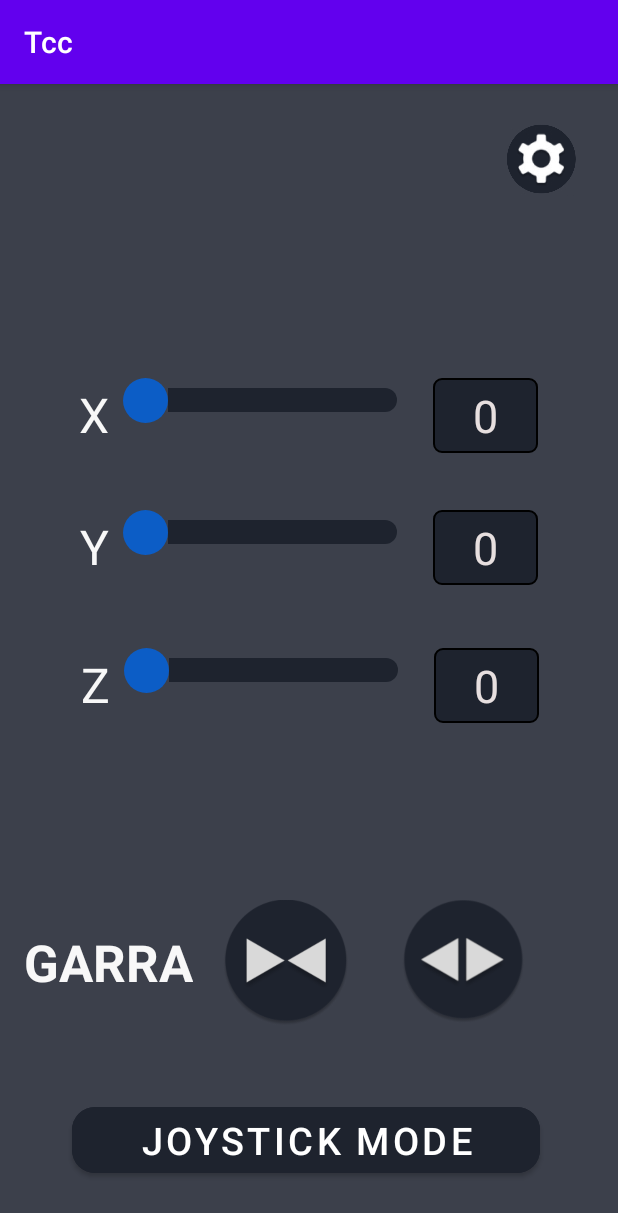
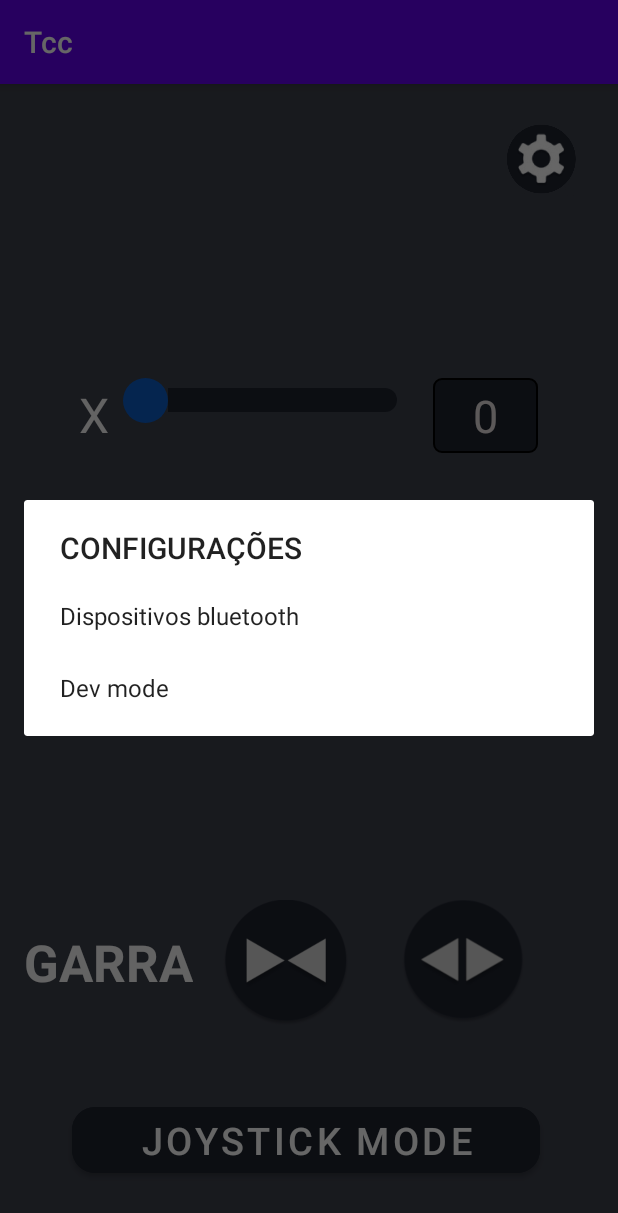
Before and after one commit to mychaelR/RobotAppController, an Android app: the screen it shows after launch (MainActivity), after a tap on an icon or button, on a phone screen of 412 x 824 dp. Shown: the top 1213 px of the screen. Run offline under Robolectric (Android 15) with nearby library versions, the phone set to English and light mode, and no system bars; Roboto replaces fonts that are not available here; 2 statements that could not run were skipped.

Commit message:
mudei a forma de mostrar os dispositivos bluetooth antes era uma listView e agora é alert dialog. e o modo deve devera ser adicionado

```diff
--- a/app/build.gradle.kts
+++ b/app/build.gradle.kts
@@ -6,6 +6,7 @@ plugins {
 android {
     namespace = "com.example.aprendendo"
     compileSdk = 35
+
 
     defaultConfig {
         applicationId = "com.example.aprendendo"
--- a/app/src/main/java/com/example/aprendendo/MainActivity.kt
+++ b/app/src/main/java/com/example/aprendendo/MainActivity.kt
@@ -88,6 +88,44 @@ class MainActivity : AppCompatActivity() {
         }
     }
 
+    @SuppressLint("MissingPermission")
+    private fun alert (){
+
+        val builder: AlertDialog.Builder = AlertDialog.Builder(this)
+        builder
+            .setTitle("CONFIGURAÇÕES")
+
+            .setItems(arrayOf("Dispositivos bluetooth", "Dev mode",)) { dialog, which ->
+            when (which) {
+                0 -> {
+                     fetchPairedDevices()
+
+                    if (deviceList.isNotEmpty()) {
+                        val bluetoothDialog = AlertDialog.Builder(this)
+                            .setTitle("BLUETOOTH")
+                            .setItems(deviceList.map { it.name ?: it.address }.toTypedArray()) { dialog2, which ->
+                                val selectedDevice = deviceList[which]
+                                connectToDevice(selectedDevice)
+                                Toast.makeText(this, "Conectando a ${selectedDevice.name ?: selectedDevice.address}", Toast.LENGTH_SHORT).show()
+                            }
+                            .create()
+
+                        bluetoothDialog.show()
+                    } else {
+                        Toast.makeText(this, "Nenhum dispositivo pareado encontrado", Toast.LENGTH_SHORT).show()
+                    }
+                }
+                1 -> {
+
+                }
+            }
+            }
+
+        val dialog: AlertDialog = builder.create()
+        dialog.show()
+
+    }
+
     override fun onRequestPermissionsResult(
         requestCode: Int,
         permissions: Array<out String>,
@@ -105,19 +143,6 @@ class MainActivity : AppCompatActivity() {
     }
 
     private fun initializeControls() {
-       // Log.d(TAG, "Inicializando controles")
-       // if (bluetoothAdapter == null) {
-         //   Log.e(TAG, "Bluetooth não suportado no dispositivo")
-       //     finish()
-       //     return
-       // }
-
-       // if (!bluetoothAdapter!!.isEnabled) {
-        //    Log.w(TAG, "Bluetooth não está habilitado")
-         //   finish()
-        //    return
-       // }
-
         setupSeekBars()
         setupButtons()
         setupDeviceList()
@@ -162,19 +187,6 @@ class MainActivity : AppCompatActivity() {
                 override fun onStartTrackingTouch(seekBar: SeekBar?) {}
 
                 override fun onStopTrackingTouch(seekBar: SeekBar?) {
-                //    val valorX = seekValues["X"] ?: 0
-                 //   val valorY = (seekValues["Y"] ?: 0) + 180
-                 //   val valorZ = (seekValues["Z"] ?: 0) + 360
-
-                 //  val mensagemParaEnviarx = "<$valorX>"
-                 ///   val mensagemParaEnviary = "<$valorY>"
-                 //   val mensagemParaEnviarz = "<$valorZ>"
-                 //   Log.d(TAG, "$mensagemParaEnviarx")
-                 //   sendBluetoothMessage(mensagemParaEnviarx)
-                 //   Log.d(TAG, "$mensagemParaEnviary")
-                 //   sendBluetoothMessage(mensagemParaEnviary)
-                //    Log.d(TAG, "$mensagemParaEnviarz")
-                  //  sendBluetoothMessage(mensagemParaEnviarz)
                 }
             })
         }
@@ -226,7 +238,6 @@ class MainActivity : AppCompatActivity() {
 
         bt_abre.setOnClickListener {
             sendBluetoothMessage("1000")
-           // vib(500)
             animarClique(bt_abre)
         }
 
@@ -234,16 +245,15 @@ class MainActivity : AppCompatActivity() {
 
 
         val bt_fecha = findViewById<ImageButton>(R.id.bt_fecha)
-                    bt_fecha.setOnClickListener {
-                     sendBluetoothMessage("1001")
-               // vib(500)
-                     animarClique(bt_fecha)
-            }
+        bt_fecha.setOnClickListener {
+            sendBluetoothMessage("1001")
+            animarClique(bt_fecha)
+        }
     }
 
     @SuppressLint("SuspiciousIndentation")
     private fun setupJoystick() {
-    val btnjoy = findViewById<Button>(R.id.joybtn)
+        val btnjoy = findViewById<Button>(R.id.joybtn)
 
         btnjoy.setOnClickListener {
             val intent = Intent(this, Joystick::class.java)
@@ -253,32 +263,14 @@ class MainActivity : AppCompatActivity() {
     }
 
     private fun setupDeviceList() {
-        var abre = false
         Log.d(TAG, "Configurando lista de dispositivos")
         btBlue = findViewById(R.id.bt_blue)
         listView = findViewById(R.id.listadis)
 
 
         btBlue.setOnClickListener {
-            if(!abre) {
-                listView.visibility = View.VISIBLE
-                fetchPairedDevices()
-                abre = true
-                vib(100)
-            }
-            else{
-                listView.visibility = View.INVISIBLE
-                abre = false
-                vib(100)
-            }
+            alert()
         }
-
-        listView.setOnItemClickListener { _, _, position, _ ->
-            connectToDevice(deviceList[position])
-            listView.visibility = View.INVISIBLE
-        }
-
-
 
     }
 
--- a/app/src/main/res/layout/activity_main.xml
+++ b/app/src/main/res/layout/activity_main.xml
@@ -223,13 +223,4 @@
         app:layout_constraintBottom_toBottomOf="parent"
         app:layout_constraintEnd_toEndOf="parent" />
 
-    <ListView
-        android:id="@+id/listadis"
-        android:layout_width="357dp"
-        android:layout_height="429dp"
-        app:layout_constraintBottom_toBottomOf="parent"
-        app:layout_constraintEnd_toEndOf="parent"
-        app:layout_constraintStart_toStartOf="parent"
-        app:layout_constraintTop_toTopOf="parent" />
-
 </androidx.constraintlayout.widget.ConstraintLayout>
```
